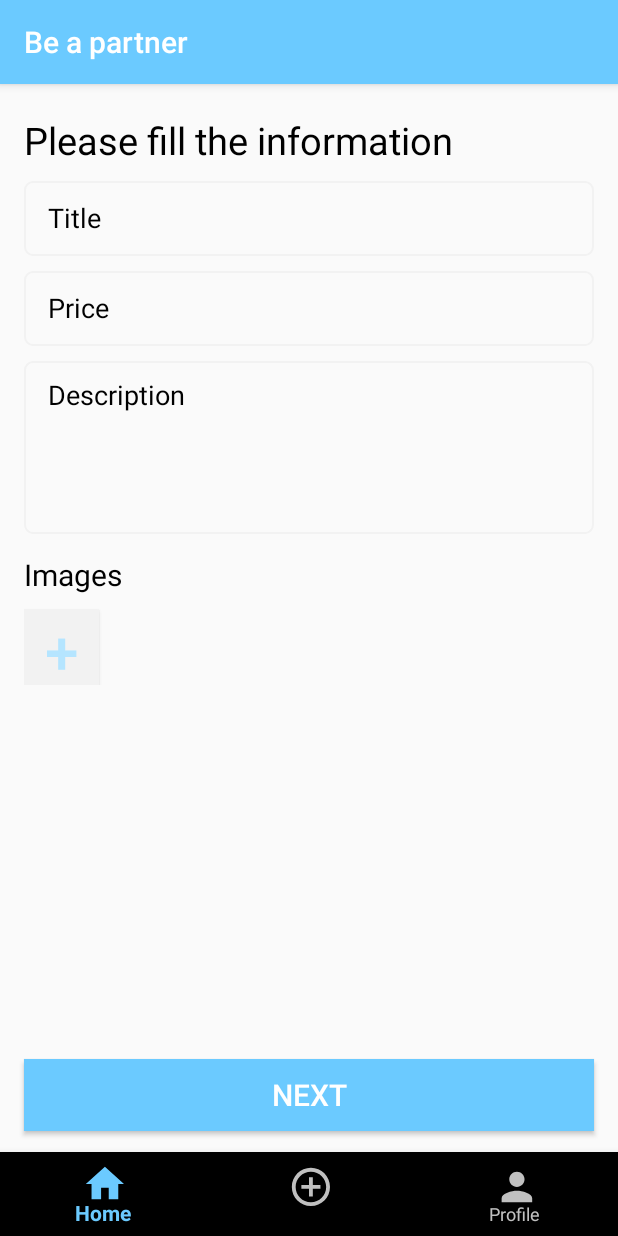
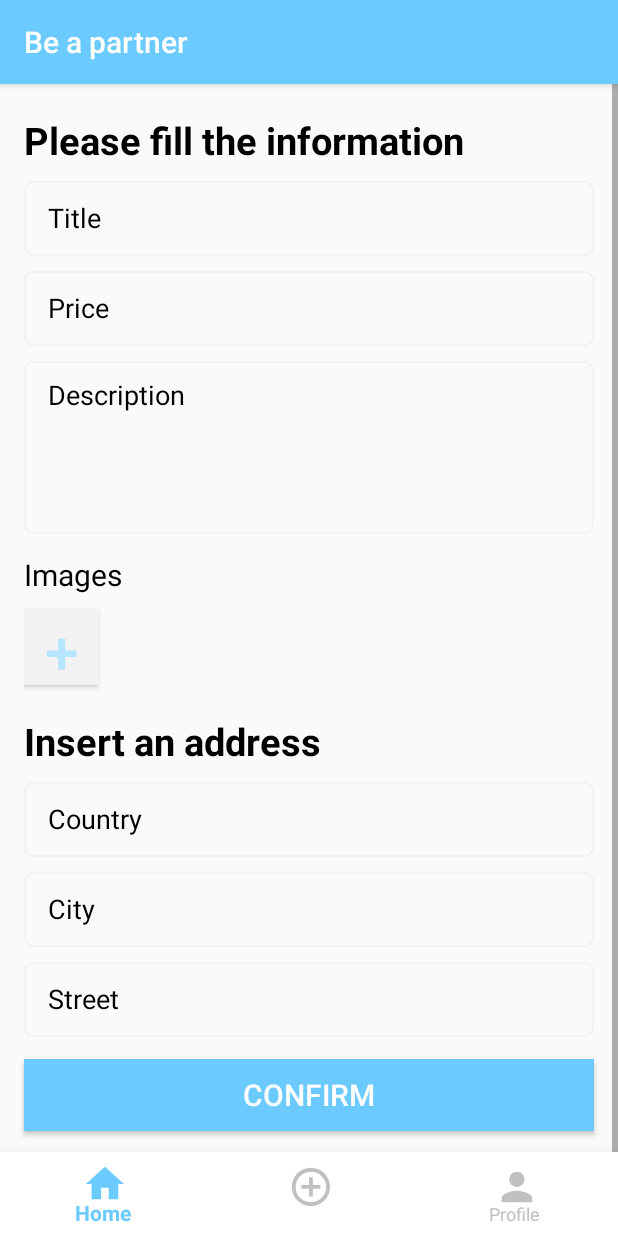
Before and after one commit to nurgi17/auabnb, an Android app: the PartnerActivity screen opened directly, with no data from a screen before it, on a phone screen of 412 x 824 dp. Run offline under Robolectric (Android 15) with nearby library versions, the phone set to English and light mode, and no system bars.

Commit message:
finished partner pages and added call action

```diff
--- a/auabnb/app/src/main/AndroidManifest.xml
+++ b/auabnb/app/src/main/AndroidManifest.xml
@@ -20,6 +20,7 @@
         </activity>
         <activity android:name=".SignUpActivity"></activity>
         <activity android:name=".PartnerActivity"></activity>
+        <activity android:name=".PartnerAccessActivity"></activity>
         <activity android:name=".ProfileActivity"></activity>
         <activity android:name=".ApartmentActivity"></activity>
         <activity android:name=".MainActivity"></activity>
--- a/auabnb/app/src/main/java/n/b/m/auabnb/PartnerActivity.java
+++ b/auabnb/app/src/main/java/n/b/m/auabnb/PartnerActivity.java
@@ -3,6 +3,8 @@ package n.b.m.auabnb;
 import android.content.Intent;
 import android.os.Bundle;
 import android.view.MenuItem;
+import android.view.View;
+import android.widget.Button;
 import android.widget.TextView;
 
 import androidx.annotation.NonNull;
@@ -19,6 +21,17 @@ public class PartnerActivity extends AppCompatActivity {
 
         TextView title = (TextView) findViewById(R.id.helper_title);
         title.setText("Please fill the information");
+
+        Button confirm = (Button) findViewById(R.id.confirm_action);
+
+        confirm.setOnClickListener(new View.OnClickListener() {
+            @Override
+            public void onClick(View v) {
+                Intent intent = new Intent(v.getContext(), PartnerAccessActivity.class);
+                v.getContext().startActivity(intent);
+                overridePendingTransition(android.R.anim.fade_in, android.R.anim.fade_out);
+            }
+        });
 
         BottomNavigationView navigation = (BottomNavigationView) findViewById(R.id.bottom_navigation_view);
         navigation.setOnNavigationItemSelectedListener(new BottomNavigationView.OnNavigationItemSelectedListener() {
--- a/auabnb/app/src/main/res/layout/activity_partner.xml
+++ b/auabnb/app/src/main/res/layout/activity_partner.xml
@@ -7,6 +7,10 @@
     android:layout_height="match_parent"
     android:orientation="vertical"
     tools:context=".PartnerActivity">
+
+    <ScrollView
+        android:layout_width="match_parent"
+        android:layout_height="match_parent">
 
         <RelativeLayout
             android:layout_width="match_parent"
@@ -19,6 +23,7 @@
                 android:layout_height="wrap_content"
                 android:layout_marginTop="20dp"
                 android:textSize="25sp"
+                android:textStyle="bold"
                 android:textAlignment="textStart"
                 android:textColor="@color/blackColor"/>
 
@@ -89,25 +94,75 @@
                     android:layout_below="@id/new_apart_images_title"
                     android:layout_marginTop="10dp"/>
 
+            <TextView
+                android:id="@+id/insert_address"
+                android:layout_width="match_parent"
+                android:layout_height="wrap_content"
+                android:layout_below="@id/new_apart_images_add"
+                android:layout_marginTop="20dp"
+                android:textSize="25sp"
+                android:textStyle="bold"
+                android:text="Insert an address"
+                android:textAlignment="textStart"
+                android:textColor="@color/blackColor"/>
 
+            <EditText
+                android:id="@+id/new_apart_country"
+                android:layout_below="@id/insert_address"
+                android:layout_width="match_parent"
+                android:layout_height="wrap_content"
+                android:hint="Country"
+                android:textColorHint="@color/blackColor"
+                android:paddingTop="12dp"
+                android:paddingLeft="16dp"
+                android:paddingBottom="13dp"
+                android:layout_marginTop="10dp"
+                android:background="@drawable/edit_text_border"/>
+
+            <EditText
+                android:id="@+id/new_apart_city"
+                android:layout_below="@id/new_apart_country"
+                android:layout_width="match_parent"
+                android:layout_height="wrap_content"
+                android:hint="City"
+                android:textColorHint="@color/blackColor"
+                android:paddingTop="12dp"
+                android:paddingLeft="16dp"
+                android:paddingBottom="13dp"
+                android:layout_marginTop="10dp"
+                android:background="@drawable/edit_text_border"/>
+
+            <EditText
+                android:id="@+id/new_apart_street"
+                android:layout_below="@id/new_apart_city"
+                android:layout_width="match_parent"
+                android:layout_height="wrap_content"
+                android:hint="Street"
+                android:textColorHint="@color/blackColor"
+                android:paddingTop="12dp"
+                android:paddingLeft="16dp"
+                android:paddingBottom="13dp"
+                android:layout_marginTop="10dp"
+                android:layout_marginBottom="140dp"
+                android:background="@drawable/edit_text_border"/>
 
 
         </RelativeLayout>
+    </ScrollView>
+
 
     <Button
-        android:id="@+id/next_action"
+        android:id="@+id/confirm_action"
         android:layout_marginHorizontal="16dp"
         android:background="@color/mainColor"
         android:textAlignment="center"
-        android:text="NEXT"
+        android:text="CONFIRM"
         android:textSize="20sp"
         android:layout_gravity="bottom"
         android:layout_marginBottom="70dp"
         android:textColor="@color/whiteColor"
         android:layout_width="match_parent"
-        android:layout_height="wrap_content"
-
-        />
+        android:layout_height="wrap_content"/>
 
     <com.google.android.material.bottomnavigation.BottomNavigationView
         android:id="@+id/bottom_navigation_view"
@@ -118,6 +173,7 @@
         app:itemIconSize="28dp"
         app:itemIconTint="@drawable/bottom_navigation_colors"
         app:itemTextColor="@drawable/bottom_navigation_colors"
+        android:background="@color/whiteColor"
         />
 
 </androidx.coordinatorlayout.widget.CoordinatorLayout>
```
Also changed, not shown: auabnb/app/src/main/java/n/b/m/auabnb/ApartmentActivity.java (+18 -0 lines), auabnb/app/src/main/java/n/b/m/auabnb/PartnerAccessActivity.java (added, +37 -0 lines), auabnb/app/src/main/res/layout/activity_partner_access.xml (added, +62 -0 lines), auabnb/app/src/main/res/drawable/fourth.png (added), 1 other file. Lines whose indentation alone changed are shown as unchanged.
